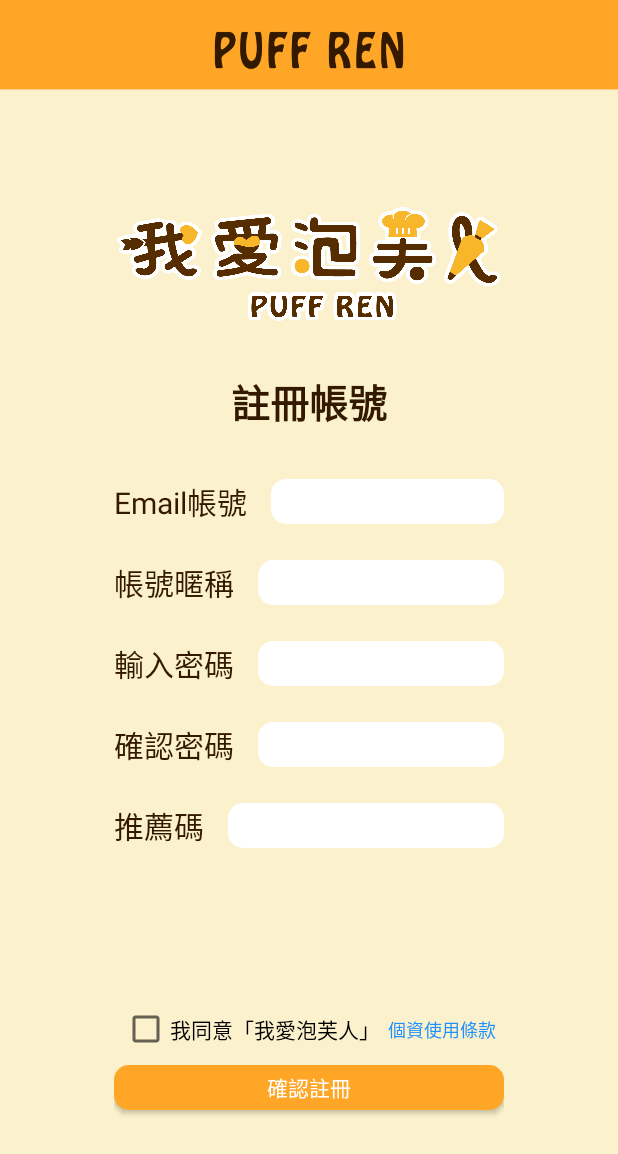
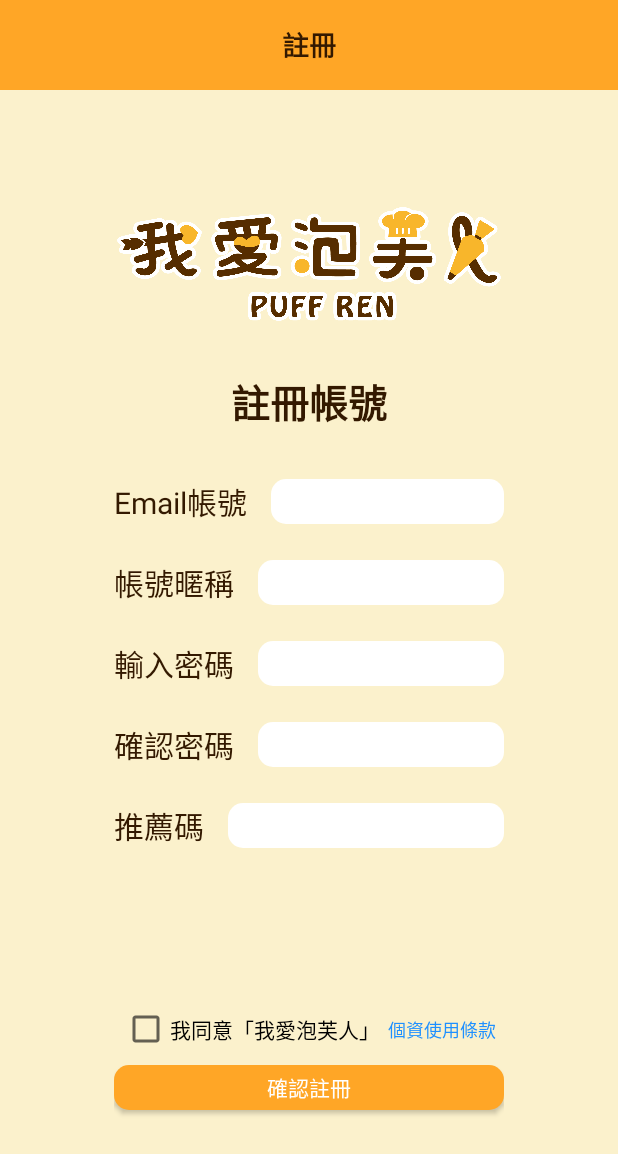
Before and after one commit to rn1it/PuffRen, an Android app: the LoginFragment screen opened through its navigation route, after a tap on "註冊", on a phone screen of 412 x 824 dp. Shown: the top 1154 px of the screen. Run offline under Robolectric (Android 15) with nearby library versions, the phone set to English and light mode, and no system bars; our stand-ins replace data binding; 2 statements that could not run were skipped.

Commit message:
change toolbar text from fragments

```diff
--- a/app/src/main/java/com/rn1/puffren/MainActivity.kt
+++ b/app/src/main/java/com/rn1/puffren/MainActivity.kt
@@ -1,13 +1,17 @@
 package com.rn1.puffren
 
-import androidx.appcompat.app.AppCompatActivity
 import android.os.Bundle
 import android.view.View
 import android.view.WindowManager
 import androidx.activity.viewModels
+import androidx.appcompat.app.AppCompatActivity
 import androidx.databinding.DataBindingUtil
+import androidx.navigation.NavController
+import androidx.navigation.NavDestination
+import androidx.navigation.findNavController
 import com.rn1.puffren.databinding.ActivityMainBinding
 import com.rn1.puffren.ext.getVmFactory
+import com.rn1.puffren.util.CurrentFragmentType
 
 class MainActivity : AppCompatActivity() {
 
@@ -17,7 +21,10 @@ class MainActivity : AppCompatActivity() {
     override fun onCreate(savedInstanceState: Bundle?) {
         super.onCreate(savedInstanceState)
         binding = DataBindingUtil.setContentView(this, R.layout.activity_main)
-        mainViewModel.initViewModel()
+        binding.lifecycleOwner = this
+        binding.viewModel = mainViewModel
+
+        setupNavController()
         setupStatusBar()
     }
 
@@ -28,4 +35,18 @@ class MainActivity : AppCompatActivity() {
         window.decorView.systemUiVisibility = View.SYSTEM_UI_FLAG_LIGHT_STATUS_BAR
     }
 
+    private fun setupNavController(){
+        findNavController(R.id.navHostFragment).addOnDestinationChangedListener { navController: NavController, _: NavDestination, _: Bundle? ->
+            mainViewModel.currentFragmentType.value = when (navController.currentDestination?.id) {
+                R.id.homeFragment -> CurrentFragmentType.HOME
+                R.id.prodFragment -> CurrentFragmentType.PRODUCT
+                R.id.detailFragment -> CurrentFragmentType.DETAIL
+                R.id.locationFragment -> CurrentFragmentType.LOCATION
+                R.id.loginFragment -> CurrentFragmentType.LOGIN
+                R.id.registryFragment -> CurrentFragmentType.REGISTRY
+                R.id.profileFragment -> CurrentFragmentType.PROFILE
+                else -> mainViewModel.currentFragmentType.value
+            }
+        }
+    }
 }
--- a/app/src/main/java/com/rn1/puffren/MainViewModel.kt
+++ b/app/src/main/java/com/rn1/puffren/MainViewModel.kt
@@ -1,8 +1,10 @@
 package com.rn1.puffren
 
+import androidx.lifecycle.MutableLiveData
 import androidx.lifecycle.ViewModel
 import com.rn1.puffren.data.User
 import com.rn1.puffren.data.source.PuffRenRepository
+import com.rn1.puffren.util.CurrentFragmentType
 import com.rn1.puffren.util.Logger
 
 class MainViewModel (private val puffRenRepository: PuffRenRepository) : ViewModel() {
@@ -10,6 +12,9 @@ class MainViewModel (private val puffRenRepository: PuffRenRepository) : ViewMod
 //    private val _user = MutableLiveData<User>()
 //    val user: LiveData<User>
 //        get() = _user
+
+    // Record current fragment to support data binding
+    val currentFragmentType = MutableLiveData<CurrentFragmentType>()
 
     var user: User? = null
 
--- a/app/src/main/java/com/rn1/puffren/ui/add2cart/Add2cartViewModel.kt
+++ b/app/src/main/java/com/rn1/puffren/ui/add2cart/Add2cartViewModel.kt
@@ -2,6 +2,12 @@ package com.rn1.puffren.ui.add2cart
 
 import androidx.lifecycle.ViewModel
 import com.rn1.puffren.data.source.PuffRenRepository
+import com.rn1.puffren.util.Logger
 
 class Add2cartViewModel(val repository: PuffRenRepository): ViewModel() {
+    init {
+        Logger.i("------------------------------------")
+        Logger.i("[${this::class.simpleName}]${this}")
+        Logger.i("------------------------------------")
+    }
 }
--- a/app/src/main/java/com/rn1/puffren/ui/home/HomeViewModel.kt
+++ b/app/src/main/java/com/rn1/puffren/ui/home/HomeViewModel.kt
@@ -8,6 +8,7 @@ import com.rn1.puffren.data.DataResult
 import com.rn1.puffren.data.HomePageItem
 import com.rn1.puffren.data.source.PuffRenRepository
 import com.rn1.puffren.network.LoadApiStatus
+import com.rn1.puffren.util.Logger
 import kotlinx.coroutines.launch
 
 class HomeViewModel(private val repository: PuffRenRepository) : ViewModel() {
@@ -37,6 +38,10 @@ class HomeViewModel(private val repository: PuffRenRepository) : ViewModel() {
         get() = _navigateToProfile
 
     init {
+        Logger.i("------------------------------------")
+        Logger.i("[${this::class.simpleName}]${this}")
+        Logger.i("------------------------------------")
+
         getHomePageItem()
     }
 
--- a/app/src/main/java/com/rn1/puffren/ui/login/LoginViewModel.kt
+++ b/app/src/main/java/com/rn1/puffren/ui/login/LoginViewModel.kt
@@ -34,6 +34,12 @@ class LoginViewModel(private val repository: PuffRenRepository) : ViewModel() {
     private val _error = MutableLiveData<String>()
     val error: LiveData<String>
         get() = _error
+
+    init {
+        Logger.i("------------------------------------")
+        Logger.i("[${this::class.simpleName}]${this}")
+        Logger.i("------------------------------------")
+    }
 
     fun login(){
         if (!email.value.isNullOrEmpty() && !password.value.isNullOrEmpty()) {
--- a/app/src/main/java/com/rn1/puffren/ui/product/detail/DetailViewModel.kt
+++ b/app/src/main/java/com/rn1/puffren/ui/product/detail/DetailViewModel.kt
@@ -9,6 +9,7 @@ import com.rn1.puffren.data.ItemPackage
 import com.rn1.puffren.data.Product
 import com.rn1.puffren.data.source.PuffRenRepository
 import com.rn1.puffren.network.LoadApiStatus
+import com.rn1.puffren.util.Logger
 import kotlinx.coroutines.launch
 
 class DetailViewModel(
@@ -41,6 +42,10 @@ class DetailViewModel(
         get() = _error
 
     init {
+        Logger.i("------------------------------------")
+        Logger.i("[${this::class.simpleName}]${this}")
+        Logger.i("------------------------------------")
+
         getProductDetail(arguments.id)
     }
 
--- a/app/src/main/java/com/rn1/puffren/ui/product/item/ProdItemViewModel.kt
+++ b/app/src/main/java/com/rn1/puffren/ui/product/item/ProdItemViewModel.kt
@@ -9,6 +9,7 @@ import com.rn1.puffren.data.Product
 import com.rn1.puffren.data.source.PuffRenRepository
 import com.rn1.puffren.network.LoadApiStatus
 import com.rn1.puffren.ui.product.ProdTypeFilter
+import com.rn1.puffren.util.Logger
 import kotlinx.coroutines.launch
 
 class ProdItemViewModel(
@@ -39,6 +40,10 @@ class ProdItemViewModel(
         get() = _error
 
     init {
+        Logger.i("------------------------------------")
+        Logger.i("[${this::class.simpleName}]${this}")
+        Logger.i("------------------------------------")
+
         getProductListByType(prodTypeFilter)
     }
 
--- a/app/src/main/java/com/rn1/puffren/ui/profile/ProfileViewModel.kt
+++ b/app/src/main/java/com/rn1/puffren/ui/profile/ProfileViewModel.kt
@@ -63,6 +63,10 @@ class ProfileViewModel(
         get() = _error
 
     init {
+        Logger.i("------------------------------------")
+        Logger.i("[${this::class.simpleName}]${this}")
+        Logger.i("------------------------------------")
+
         if (user.value == null) {
             UserManager.userToken?.let {
                 getUserProfile(it)
--- a/app/src/main/java/com/rn1/puffren/ui/registry/RegistryViewModel.kt
+++ b/app/src/main/java/com/rn1/puffren/ui/registry/RegistryViewModel.kt
@@ -38,6 +38,12 @@ class RegistryViewModel(val repository: PuffRenRepository): ViewModel() {
     private val _error = MutableLiveData<String>()
     val error: LiveData<String>
         get() = _error
+
+    init {
+        Logger.i("------------------------------------")
+        Logger.i("[${this::class.simpleName}]${this}")
+        Logger.i("------------------------------------")
+    }
 
     fun registry(){
 
--- a/app/src/main/res/layout/activity_main.xml
+++ b/app/src/main/res/layout/activity_main.xml
@@ -4,6 +4,11 @@
     xmlns:tools="http://schemas.android.com/tools">
 
     <data>
+        <import type="android.view.View"/>
+        <import type="com.rn1.puffren.util.CurrentFragmentType"/>
+        <variable
+            name="viewModel"
+            type="com.rn1.puffren.MainViewModel" />
     </data>
 
     <androidx.constraintlayout.widget.ConstraintLayout
@@ -16,15 +21,26 @@
             android:layout_width="match_parent"
             android:layout_height="60dp"
             app:contentInsetStart="0dp"
+            android:background="@color/orange_ffa626"
+            android:visibility="@{viewModel.currentFragmentType == CurrentFragmentType.DETAIL ? View.GONE : View.VISIBLE}"
             app:layout_constraintEnd_toEndOf="parent"
             app:layout_constraintStart_toStartOf="parent"
             app:layout_constraintTop_toTopOf="parent">
 
             <ImageView
+                android:id="@+id/image_toolbar"
                 android:layout_width="match_parent"
                 android:layout_height="wrap_content"
                 android:layout_gravity="center"
+                android:visibility="@{viewModel.currentFragmentType == CurrentFragmentType.HOME ? View.VISIBLE : View.GONE}"
                 android:background="@drawable/puff_ren_bar" />
+
+            <TextView
+                android:layout_width="match_parent"
+                android:layout_height="wrap_content"
+                android:text="@{viewModel.currentFragmentType.value}"
+                android:gravity="center"
+                style="@style/text_style_toolbar" />
         </androidx.appcompat.widget.Toolbar>
 
         <fragment
--- a/app/src/main/res/values/styles.xml
+++ b/app/src/main/res/values/styles.xml
@@ -42,4 +42,10 @@
         <item name="android:textSize">16sp</item>
     </style>
 
+    <style name="text_style_toolbar">
+        <item name="android:textColor">#331900</item>
+        <item name="android:textStyle">bold</item>
+        <item name="android:textSize">18sp</item>
+    </style>
+
 </resources>
```
Also changed, not shown: app/src/main/java/com/rn1/puffren/ui/location/LocationViewModel.kt (+8 -0 lines), app/src/main/java/com/rn1/puffren/ui/product/ProdViewModel.kt (+7 -0 lines), app/src/main/java/com/rn1/puffren/ui/report/ReportViewModel.kt (+6 -5 lines), app/src/main/java/com/rn1/puffren/util/CurrentFragmentType.kt (added, +17 -0 lines).
